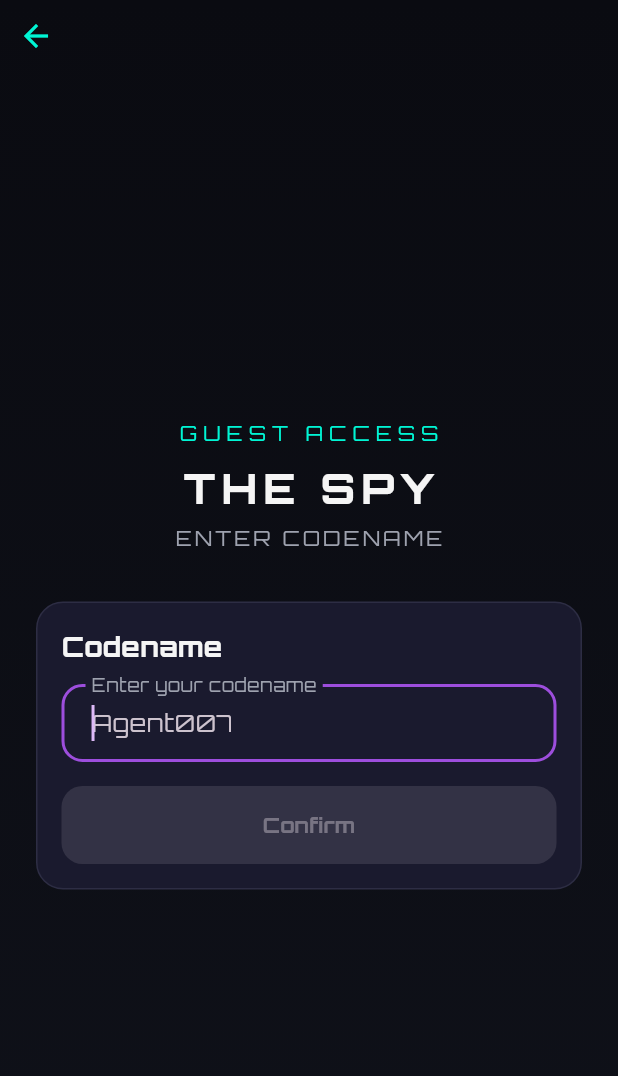
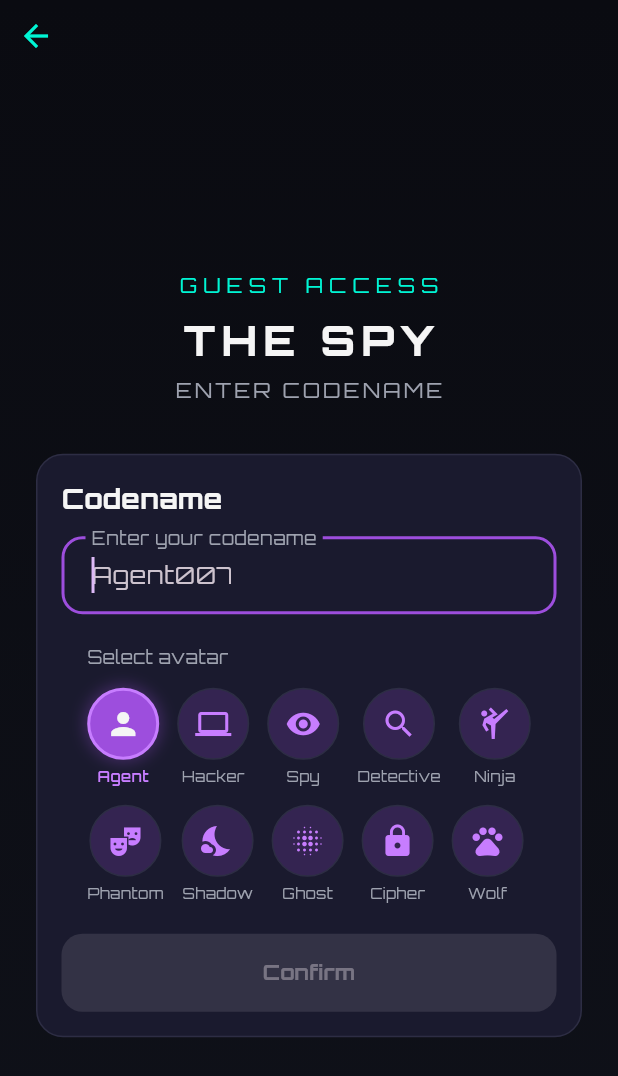
Before and after one commit to SlickEdgeMedia/codename-defector, a Flutter app: the GuestLoginScreen screen opened directly, on a phone screen of 412 x 824 dp. Shown: the top 1076 px of the screen. Run offline on Flutter 3.47's test engine with Material 3 defaults, Android fonts, the phone set to English and light mode, and no system bars; our stand-ins replace confetti, dio, flutter_dotenv, google_fonts, shared_preferences, socket_io_client; accounts and stored records are empty.

Commit message:
feat: Add spy avatar selection system
Add avatar system with 10 spy-themed icon options:

New Avatar System:
- Created SpyAvatar enum with 10 character types:
  Agent, Hacker, Spy, Detective, Ninja, Phantom, Shadow, Ghost, Cipher, Wolf
- Each avatar has unique Material icon and label
- AvatarIcon widget displays avatar in circular container with purple theme

Avatar Components:
- AvatarSelector widget for picking avatars
- Grid layout with avatar icons and labels
- Selected avatar highlights with glow effect
- Integrated into guest login screen

Lobby Integration:
- Replaced text initials with avatar icons in lobby player list
- Auto-assign avatars based on participant ID for consistency
- Avatar icons use same purple/cyan theme colors
- 40px avatar circles with proper spacing

Visual Polish:
- Selected avatars show purple glow and bright border
- Unselected avatars have muted purple tint
- Smooth tap interactions with visual feedback
- Labels update color based on selection state

Next: Backend integration to persist avatar choices

🤖 Generated with [Claude Code](https://claude.com/claude-code)

Co-Authored-By: Claude Sonnet 4.5 <noreply@anthropic.com>

```diff
--- /dev/null
+++ b/mobile/lib/constants/avatars.dart
@@ -0,0 +1,77 @@
+import 'package:flutter/material.dart';
+import 'package:imposter_app/constants/palette.dart';
+
+/// Spy-themed avatar icons for player selection.
+enum SpyAvatar {
+  agent('Agent', Icons.person),
+  hacker('Hacker', Icons.computer),
+  spy('Spy', Icons.visibility),
+  detective('Detective', Icons.search),
+  ninja('Ninja', Icons.sports_martial_arts),
+  phantom('Phantom', Icons.theater_comedy),
+  shadow('Shadow', Icons.nights_stay),
+  ghost('Ghost', Icons.blur_on),
+  cipher('Cipher', Icons.lock),
+  wolf('Wolf', Icons.pets);
+
+  const SpyAvatar(this.label, this.icon);
+
+  final String label;
+  final IconData icon;
+
+  /// Get avatar by name (case insensitive)
+  static SpyAvatar? fromString(String? name) {
+    if (name == null) return null;
+    try {
+      return SpyAvatar.values.firstWhere(
+        (avatar) => avatar.name.toLowerCase() == name.toLowerCase(),
+      );
+    } catch (_) {
+      return null;
+    }
+  }
+}
+
+/// Widget to display an avatar icon in a circle
+class AvatarIcon extends StatelessWidget {
+  const AvatarIcon({
+    super.key,
+    required this.avatar,
+    this.size = 40,
+    this.selected = false,
+  });
+
+  final SpyAvatar avatar;
+  final double size;
+  final bool selected;
+
+  @override
+  Widget build(BuildContext context) {
+    return Container(
+      width: size,
+      height: size,
+      decoration: BoxDecoration(
+        shape: BoxShape.circle,
+        color: selected ? Palette.primary : Palette.primary.withAlpha(51),
+        border: Border.all(
+          color: selected ? Palette.primaryBright : Palette.stroke,
+          width: selected ? 2 : 1,
+        ),
+        boxShadow: selected
+            ? [
+                BoxShadow(
+                  color: Palette.primary.withOpacity(0.3),
+                  blurRadius: 8,
+                  spreadRadius: 2,
+                ),
+              ]
+            : null,
+      ),
+      child: Icon(
+        avatar.icon,
+        color: selected ? Palette.text : Palette.primaryBright,
+        size: size * 0.5,
+      ),
+    );
+  }
+}
--- a/mobile/lib/screens/auth/guest_login_screen.dart
+++ b/mobile/lib/screens/auth/guest_login_screen.dart
@@ -1,6 +1,8 @@
 import 'package:flutter/material.dart';
+import 'package:imposter_app/constants/avatars.dart';
 import 'package:imposter_app/constants/palette.dart';
 import 'package:imposter_app/state/app_state.dart';
+import 'package:imposter_app/widgets/avatar_selector.dart';
 import 'package:imposter_app/widgets/buttons/primary_mission_button.dart';
 import 'package:imposter_app/widgets/buttons/secondary_mission_button.dart';
 import 'package:imposter_app/widgets/containers/mission_banner.dart';
@@ -17,6 +19,7 @@ class GuestLoginScreen extends StatefulWidget {
 
 class _GuestLoginScreenState extends State<GuestLoginScreen> {
   final _guestName = TextEditingController();
+  SpyAvatar _selectedAvatar = SpyAvatar.agent;
 
   @override
   void initState() {
@@ -101,7 +104,16 @@ class _GuestLoginScreenState extends State<GuestLoginScreen> {
                                     }
                                   },
                                 ),
-                                const SizedBox(height: 16),
+                                const SizedBox(height: 20),
+                                AvatarSelector(
+                                  selectedAvatar: _selectedAvatar,
+                                  onAvatarSelected: (avatar) {
+                                    setState(() {
+                                      _selectedAvatar = avatar;
+                                    });
+                                  },
+                                ),
+                                const SizedBox(height: 20),
                                 PrimaryMissionButton(
                                   label: state.loading ? 'Joining...' : 'Confirm',
                                   onTap: state.loading || _guestName.text.trim().isEmpty
--- a/mobile/lib/screens/lobby/mission_lobby_screen.dart
+++ b/mobile/lib/screens/lobby/mission_lobby_screen.dart
@@ -1,5 +1,6 @@
 import 'package:flutter/material.dart';
 import 'package:flutter/services.dart';
+import 'package:imposter_app/constants/avatars.dart';
 import 'package:imposter_app/constants/palette.dart';
 import 'package:imposter_app/models/room.dart';
 import 'package:imposter_app/state/app_state.dart';
@@ -17,6 +18,12 @@ class MissionLobbyScreen extends StatelessWidget {
   const MissionLobbyScreen({super.key});
 
   bool _everyoneReady(Room room) => room.participants.every((p) => p.readyAt != null);
+
+  // Assign a consistent avatar based on participant ID
+  SpyAvatar _getAvatarForParticipant(int participantId) {
+    final avatars = SpyAvatar.values;
+    return avatars[participantId % avatars.length];
+  }
 
   @override
   Widget build(BuildContext context) {
@@ -80,6 +87,7 @@ class MissionLobbyScreen extends StatelessWidget {
                   const SizedBox(height: 8),
                   ...room.participants.map((p) {
                     final ready = p.readyAt != null;
+                    final avatar = _getAvatarForParticipant(p.id);
                     return Container(
                       margin: const EdgeInsets.only(bottom: 8),
                       padding: const EdgeInsets.symmetric(horizontal: 12, vertical: 12),
@@ -90,13 +98,9 @@ class MissionLobbyScreen extends StatelessWidget {
                       ),
                       child: Row(
                         children: [
-                          CircleAvatar(
-                            backgroundColor: Palette.primary.withAlpha(51),
-                            foregroundColor: Palette.primaryBright,
-                            child: Text(
-                              p.nickname.isNotEmpty ? p.nickname[0].toUpperCase() : 'A',
-                              style: const TextStyle(fontWeight: FontWeight.bold),
-                            ),
+                          AvatarIcon(
+                            avatar: avatar,
+                            size: 40,
                           ),
                           const SizedBox(width: 12),
                           Expanded(
--- /dev/null
+++ b/mobile/lib/widgets/avatar_selector.dart
@@ -0,0 +1,57 @@
+import 'package:flutter/material.dart';
+import 'package:imposter_app/constants/avatars.dart';
+import 'package:imposter_app/constants/palette.dart';
+
+/// Widget for selecting a spy avatar from available options.
+class AvatarSelector extends StatelessWidget {
+  const AvatarSelector({
+    super.key,
+    required this.selectedAvatar,
+    required this.onAvatarSelected,
+  });
+
+  final SpyAvatar selectedAvatar;
+  final ValueChanged<SpyAvatar> onAvatarSelected;
+
+  @override
+  Widget build(BuildContext context) {
+    return Column(
+      crossAxisAlignment: CrossAxisAlignment.start,
+      children: [
+        const Text(
+          'Select avatar',
+          style: TextStyle(color: Palette.muted, fontSize: 12),
+        ),
+        const SizedBox(height: 12),
+        Wrap(
+          spacing: 12,
+          runSpacing: 12,
+          children: SpyAvatar.values.map((avatar) {
+            final isSelected = avatar == selectedAvatar;
+            return GestureDetector(
+              onTap: () => onAvatarSelected(avatar),
+              child: Column(
+                children: [
+                  AvatarIcon(
+                    avatar: avatar,
+                    size: 48,
+                    selected: isSelected,
+                  ),
+                  const SizedBox(height: 4),
+                  Text(
+                    avatar.label,
+                    style: TextStyle(
+                      color: isSelected ? Palette.primaryBright : Palette.muted,
+                      fontSize: 10,
+                      fontWeight: isSelected ? FontWeight.w600 : FontWeight.normal,
+                    ),
+                  ),
+                ],
+              ),
+            );
+          }).toList(),
+        ),
+      ],
+    );
+  }
+}
```
